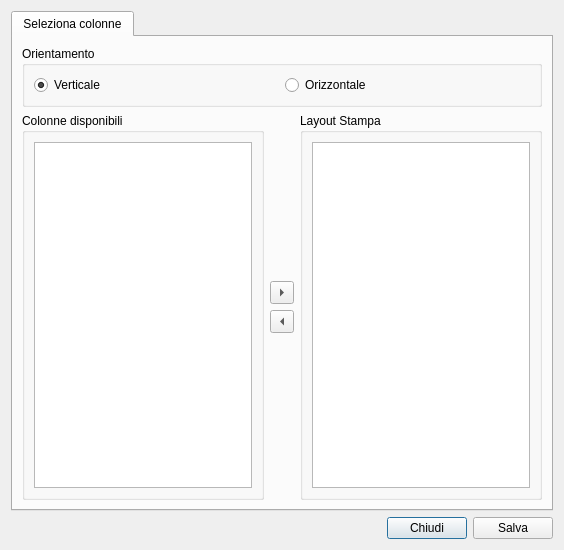
First picture: the form in moduleMagazzino/configprintdialog.ui, repository kvsd/Gestionale, before the edit.
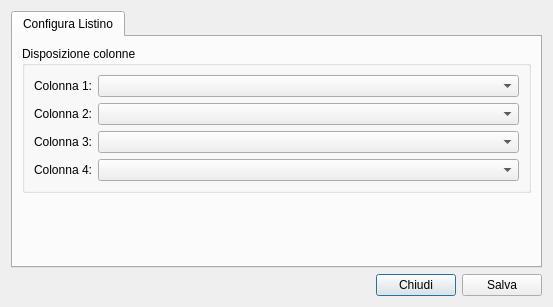
Second picture: the form after the edit.

Commit message: Riscritta l'interfaccia per configurazione stampa

What changed in the file:
```diff
--- a/moduleMagazzino/configprintdialog.ui
+++ b/moduleMagazzino/configprintdialog.ui
@@ -6,8 +6,8 @@
    <rect>
     <x>0</x>
     <y>0</y>
-    <width>564</width>
-    <height>550</height>
+    <width>553</width>
+    <height>307</height>
    </rect>
   </property>
   <property name="windowTitle">
@@ -21,112 +21,70 @@
      </property>
      <widget class="QWidget" name="tab">
       <attribute name="title">
-       <string>Seleziona colonne</string>
+       <string>Configura Listino</string>
       </attribute>
       <layout class="QVBoxLayout" name="verticalLayout_4">
        <item>
-        <widget class="QGroupBox" name="groupBox_3">
+        <widget class="QGroupBox" name="groupBox">
          <property name="title">
-          <string>Orientamento</string>
+          <string>Disposizione colonne</string>
          </property>
-         <layout class="QHBoxLayout" name="horizontalLayout_3">
-          <item>
-           <widget class="QRadioButton" name="verticalPage">
+         <layout class="QFormLayout" name="formLayout">
+          <item row="0" column="0">
+           <widget class="QLabel" name="label">
             <property name="text">
-             <string>Verticale</string>
+             <string>Colonna 1:</string>
             </property>
-            <property name="checked">
-             <bool>true</bool>
+           </widget>
+          </item>
+          <item row="0" column="1">
+           <widget class="QComboBox" name="col1ComboBox"/>
+          </item>
+          <item row="2" column="0">
+           <widget class="QLabel" name="label_2">
+            <property name="text">
+             <string>Colonna 2:</string>
             </property>
            </widget>
           </item>
-          <item>
-           <widget class="QRadioButton" name="horizontalPage">
+          <item row="2" column="1">
+           <widget class="QComboBox" name="col2ComboBox"/>
+          </item>
+          <item row="6" column="0">
+           <widget class="QLabel" name="label_4">
             <property name="text">
-             <string>Orizzontale</string>
+             <string>Colonna 4:</string>
             </property>
            </widget>
           </item>
+          <item row="4" column="0">
+           <widget class="QLabel" name="label_3">
+            <property name="text">
+             <string>Colonna 3:</string>
+            </property>
+           </widget>
+          </item>
+          <item row="4" column="1">
+           <widget class="QComboBox" name="col3ComboBox"/>
+          </item>
+          <item row="6" column="1">
+           <widget class="QComboBox" name="col4ComboBox"/>
+          </item>
          </layout>
         </widget>
        </item>
        <item>
-        <layout class="QHBoxLayout" name="horizontalLayout_2">
-         <item>
-          <widget class="QGroupBox" name="groupBox_2">
-           <property name="title">
-            <string>Colonne disponibili</string>
-           </property>
-           <layout class="QVBoxLayout" name="verticalLayout_6">
-            <item>
-             <widget class="QListWidget" name="columnListWidget"/>
-            </item>
-           </layout>
-          </widget>
-         </item>
-         <item>
-          <layout class="QVBoxLayout" name="verticalLayout_3">
-           <item>
-            <spacer name="verticalSpacer">
-             <property name="orientation">
-              <enum>Qt::Vertical</enum>
-             </property>
-             <property name="sizeHint" stdset="0">
-              <size>
-               <width>20</width>
-               <height>40</height>
-              </size>
-             </property>
-            </spacer>
-           </item>
-           <item>
-            <widget class="QToolButton" name="addButton">
-             <property name="text">
-              <string>...</string>
-             </property>
-             <property name="arrowType">
-              <enum>Qt::RightArrow</enum>
-             </property>
-            </widget>
-           </item>
-           <item>
-            <widget class="QToolButton" name="removeButton">
-             <property name="text">
-              <string>...</string>
-             </property>
-             <property name="arrowType">
-              <enum>Qt::LeftArrow</enum>
-             </property>
-            </widget>
-           </item>
-           <item>
-            <spacer name="verticalSpacer_2">
-             <property name="orientation">
-              <enum>Qt::Vertical</enum>
-             </property>
-             <property name="sizeHint" stdset="0">
-              <size>
-               <width>20</width>
-               <height>40</height>
-              </size>
-             </property>
-            </spacer>
-           </item>
-          </layout>
-         </item>
-         <item>
-          <widget class="QGroupBox" name="groupBox">
-           <property name="title">
-            <string>Layout Stampa</string>
-           </property>
-           <layout class="QVBoxLayout" name="verticalLayout_5">
-            <item>
-             <widget class="QListWidget" name="layoutListWidget"/>
-            </item>
-           </layout>
-          </widget>
-         </item>
-        </layout>
+        <spacer name="verticalSpacer_2">
+         <property name="orientation">
+          <enum>Qt::Vertical</enum>
+         </property>
+         <property name="sizeHint" stdset="0">
+          <size>
+           <width>20</width>
+           <height>40</height>
+          </size>
+         </property>
+        </spacer>
        </item>
       </layout>
      </widget>
```
Left out of the diff: 32 changed lines with no effect on the pictures. The commit also changes 2 other files.
